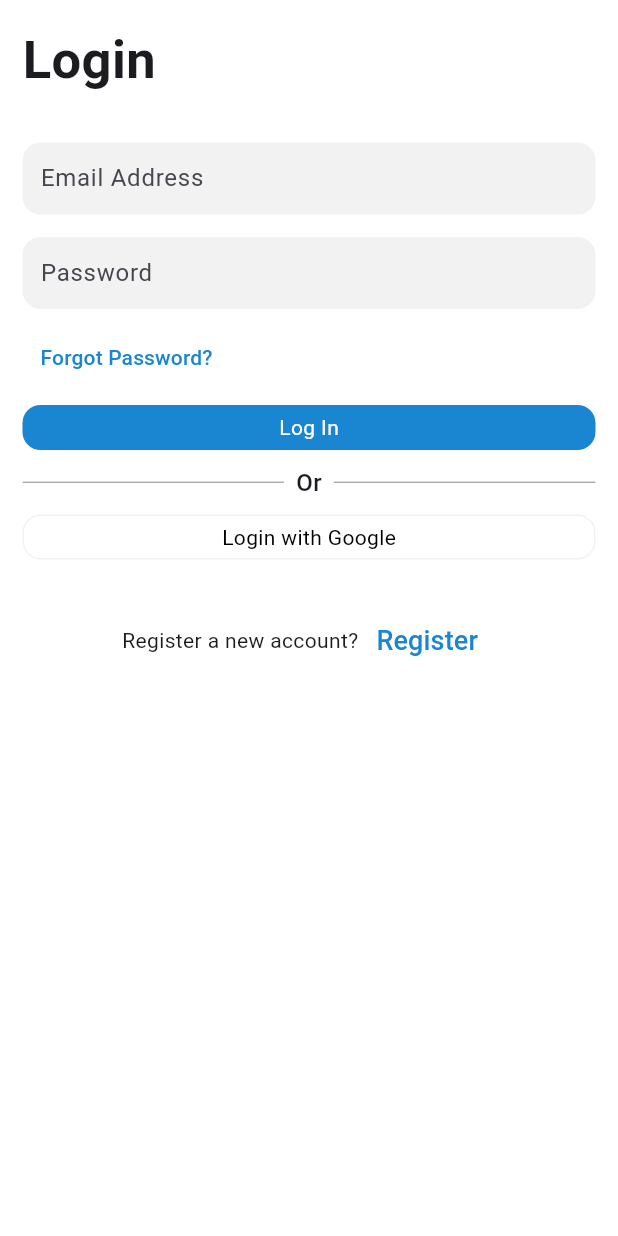
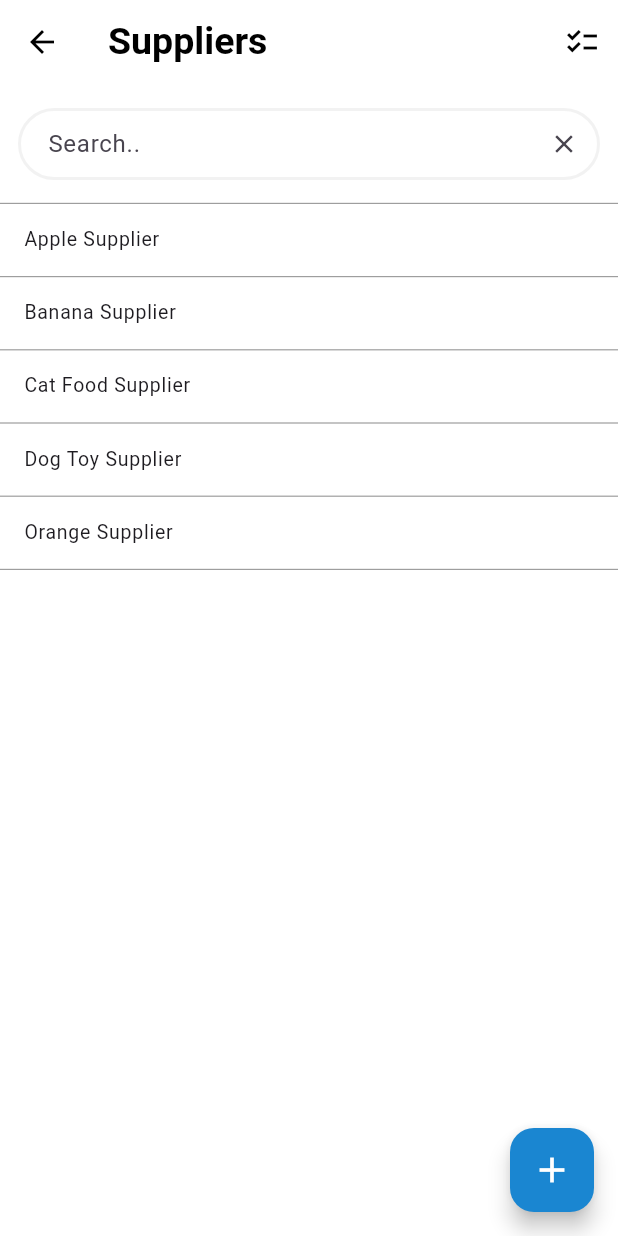
Before and after one commit to KianHe0620/EasyInventory, a Flutter app: the screen it shows after launch, on a phone screen of 412 x 824 dp. Run offline on Flutter 3.47's test engine with Material 3 defaults, Android fonts, the light colour scheme and no system bars; our stand-ins replace firebase_core, get; accounts and stored records are empty.

Commit message:
supplier

```diff
--- a/lib/authentication/register.dart
+++ b/lib/authentication/register.dart
@@ -1,7 +1,7 @@
 import 'package:easyinventory/authentication/Login.dart';
-import 'package:easyinventory/utils/global.colors.dart';
-import 'package:easyinventory/widgets/button.global.dart';
-import 'package:easyinventory/widgets/textForm.global.dart';
+import 'package:easyinventory/view/utils/global.colors.dart';
+import 'package:easyinventory/view/widgets/button.global.dart';
+import 'package:easyinventory/view/widgets/textForm.global.dart';
 import 'package:flutter/material.dart';
 
 class RegisterScreen extends StatelessWidget {
--- /dev/null
+++ b/lib/controller/supplier.controller.dart
@@ -0,0 +1,36 @@
+import 'package:flutter/material.dart';
+
+class SupplierController {
+  final TextEditingController searchController = TextEditingController();
+
+  final List<String> suppliers = [
+    "Apple Supplier",
+    "Banana Supplier",
+    "Cat Food Supplier",
+    "Dog Toy Supplier",
+    "Orange Supplier"
+  ];
+
+  List<String> filteredSuppliers = [];
+
+  SupplierController() {
+    filteredSuppliers = suppliers;
+  }
+
+  // 清空搜索
+  void clearSearch() {
+    searchController.clear();
+    filteredSuppliers = suppliers;
+  }
+
+  // 过滤
+  void filterSuppliers(String query) {
+    if (query.isEmpty) {
+      filteredSuppliers = suppliers;
+    } else {
+      filteredSuppliers = suppliers
+          .where((s) => s.toLowerCase().contains(query.toLowerCase()))
+          .toList();
+    }
+  }
+}
--- a/lib/main.dart
+++ b/lib/main.dart
@@ -1,5 +1,7 @@
 import 'package:easyinventory/authentication/splash.dart';
-import 'package:easyinventory/mainScreen.dart';
+import 'package:easyinventory/view/dashboard.dart';
+import 'package:easyinventory/view/mainScreen.dart';
+import 'package:easyinventory/view/suppliers/suppliers.dart';
 import 'package:flutter/material.dart';
 import 'package:get/get.dart';
 
@@ -17,7 +19,7 @@ class MyApp extends StatelessWidget {
       theme: ThemeData(
         scaffoldBackgroundColor: Colors.white
       ),
-      home: SplashScreen(),
+      home: SuppliersPage(),
     );
   }
 }
--- /dev/null
+++ b/lib/view/suppliers/suppliers.dart
@@ -0,0 +1,95 @@
+import 'package:easyinventory/controller/supplier.controller.dart';
+import 'package:easyinventory/view/suppliers/addSupplier.dart';
+import 'package:easyinventory/view/widgets/appBar.global.dart';
+import 'package:easyinventory/view/widgets/floatingAddBtn.global.dart';
+import 'package:easyinventory/view/widgets/search.global.dart';
+import 'package:flutter/material.dart';
+
+class SuppliersPage extends StatefulWidget {
+  const SuppliersPage({super.key});
+
+  @override
+  State<SuppliersPage> createState() => _SuppliersPageState();
+}
+
+class _SuppliersPageState extends State<SuppliersPage> {
+  final SupplierController _controller = SupplierController();
+
+  @override
+  Widget build(BuildContext context) {
+    return Scaffold(
+      appBar: GlobalAppBar(   // 👈 moved here
+        title: "Suppliers",
+        rightIconBtn: Icons.checklist,
+        onRightButtonPressed: () {
+          // Manage Bulk
+        },
+      ),
+      floatingActionButton: FloatingAddBtn(
+        onPressed: () {
+          Navigator.push(
+            context,
+            MaterialPageRoute(builder: (_) => AddSupplierPage()),
+          );
+        },
+      ),
+      body: Column(
+        crossAxisAlignment: CrossAxisAlignment.start,
+        children: [
+          const SizedBox(height: 16),
+
+          // Search Bar
+          Padding(
+            padding: const EdgeInsets.symmetric(horizontal: 12),
+            child: SearchBarGlobal(
+              controller: _controller.searchController,
+              onChanged: (value) {
+                setState(() {
+                  _controller.filterSuppliers(value);
+                });
+              },
+              onClear: () {
+                setState(() {
+                  _controller.clearSearch();
+                });
+              },
+            ),
+          ),
+
+          const SizedBox(height: 16),
+          const Divider(
+            height: 0,
+            thickness: 0.8,
+            color: Colors.grey,
+          ),
+
+          // Supplier List
+          Expanded(
+            child: ListView.builder(
+              padding: EdgeInsets.zero,
+              itemCount: _controller.filteredSuppliers.length,
+              itemBuilder: (context, index) {
+                final supplier = _controller.filteredSuppliers[index];
+                return Container(
+                  width: double.infinity,
+                  decoration: const BoxDecoration(
+                    border: Border(
+                      bottom: BorderSide(color: Colors.grey, width: 0.8),
+                    ),
+                  ),
+                  child: ListTile(
+                    dense: true,
+                    title: Text(supplier),
+                    onTap: () {
+                      // 点击逻辑
+                    },
+                  ),
+                );
+              },
+            ),
+          ),
+        ],
+      ),
+    );
+  }
+}
--- /dev/null
+++ b/lib/view/widgets/appBar.global.dart
@@ -0,0 +1,38 @@
+import 'package:flutter/material.dart';
+
+class GlobalAppBar extends StatelessWidget implements PreferredSizeWidget{
+  const GlobalAppBar({super.key, required this.title, this.rightIconBtn, this.onRightButtonPressed});
+
+  final String title;
+  final IconData? rightIconBtn;
+  final VoidCallback? onRightButtonPressed;
+
+  @override
+  Widget build(BuildContext context) {
+    return AppBar(
+      leading: IconButton(
+        onPressed: () => Navigator.of(context).pop(),
+        icon: const Icon(Icons.arrow_back)
+      ),
+      title: Text(
+        title,
+        style: const TextStyle(
+          fontWeight: FontWeight.bold,
+          fontSize: 25
+        ),
+      ),
+      actions: [
+        if (rightIconBtn != null)
+        IconButton(
+          onPressed: onRightButtonPressed,
+          icon: Icon(rightIconBtn))
+      ],
+      backgroundColor: Colors.white,
+      elevation: 0,
+      foregroundColor: Colors.black,
+    );
+  }
+
+  @override
+  Size get preferredSize => const Size.fromHeight(kToolbarHeight);
+}
--- a/lib/widgets/bottomNavigationBar.global.dart
+++ b/lib/view/widgets/bottomNavigationBar.global.dart
@@ -1,4 +1,4 @@
-import 'package:easyinventory/utils/global.colors.dart';
+import 'package:easyinventory/view/utils/global.colors.dart';
 import 'package:flutter/material.dart';
 
 class BtmNavigationBar extends StatelessWidget {
--- a/lib/widgets/button.global.dart
+++ b/lib/view/widgets/button.global.dart
@@ -1,5 +1,5 @@
 import 'package:flutter/material.dart';
-import 'package:easyinventory/utils/global.colors.dart';
+import 'package:easyinventory/view/utils/global.colors.dart';
 
 class ButtonGlobal extends StatelessWidget {
   ButtonGlobal({super.key, required this.boxColor, required this.text, required this.textColor, required this.width, required this.onTap});
--- /dev/null
+++ b/lib/view/widgets/floatingAddBtn.global.dart
@@ -0,0 +1,21 @@
+import 'package:easyinventory/view/utils/global.colors.dart';
+import 'package:flutter/material.dart';
+
+class FloatingAddBtn extends StatelessWidget {
+  const FloatingAddBtn({super.key, required this.onPressed});
+
+  final VoidCallback onPressed;
+
+  @override
+  Widget build(BuildContext context) {
+    return FloatingActionButton(
+      onPressed: onPressed,
+      backgroundColor: GlobalColors.mainColor,
+      child: Icon(
+        Icons.add,
+        size: 28,
+        color: Colors.white,
+        ),
+    );
+  }
+}
--- /dev/null
+++ b/lib/view/widgets/search.global.dart
@@ -0,0 +1,40 @@
+import 'package:easyinventory/view/utils/global.colors.dart';
+import 'package:flutter/material.dart';
+
+class SearchBarGlobal extends StatelessWidget {
+  const SearchBarGlobal({super.key, required this.controller, required this.onChanged, required this.onClear});
+
+  final TextEditingController controller;
+  final ValueChanged<String> onChanged;
+  final VoidCallback onClear;
+
+  @override
+  Widget build(BuildContext context) {
+    return TextField(
+      controller: controller,
+      onChanged: onChanged,
+      decoration: InputDecoration(
+        hintText: "Search..",
+        suffixIcon: IconButton(
+          onPressed: onClear,
+          icon: Icon(Icons.close,size: 20,)
+        ),
+        enabledBorder: OutlineInputBorder(
+          borderRadius: BorderRadius.circular(25),
+          borderSide: BorderSide(
+            color: GlobalColors.textFieldColor,
+            width: 2
+          ),
+        ),
+        focusedBorder: OutlineInputBorder(
+          borderRadius: BorderRadius.circular(25),
+          borderSide: BorderSide(
+            color: GlobalColors.textFieldColor,
+            width: 2
+          ),
+        ),
+        contentPadding: const EdgeInsets.symmetric(horizontal: 16),
+      ),
+    );
+  }
+}
--- a/lib/widgets/textForm.global.dart
+++ /dev/null
@@ -1,31 +0,0 @@
-import 'package:flutter/material.dart';
-import 'package:easyinventory/utils/global.colors.dart';
-
-class TextForm extends StatelessWidget {
-  const TextForm({super.key, required this.controller, required this.text, required this.textInputType, required this.obscure});
-  final TextEditingController controller;
-  final String text;
-  final TextInputType textInputType;
-  final bool obscure;
-
-  @override
-  Widget build(BuildContext context) {
-    return Container(
-      decoration: BoxDecoration(
-        color: GlobalColors.textFieldColor,
-        borderRadius: BorderRadius.circular(12),
-      ),
-      child: TextFormField(
-        controller: controller,
-        keyboardType: textInputType,
-        obscureText: obscure,
-        decoration: InputDecoration(
-          hintText: text,
-          hintStyle: TextStyle(fontWeight: FontWeight.w400),
-          border: InputBorder.none,
-          contentPadding: const EdgeInsets.symmetric(horizontal: 12),
-        ),
-      ),
-    );
-  }
-}
```
Also changed, not shown: lib/authentication/login.dart (+4 -4 lines), lib/view/dashboard.dart (renamed from lib/dashboard.dart, +6 -2 lines), lib/view/mainScreen.dart (renamed from lib/mainScreen.dart, +5 -5 lines), lib/view/suppliers/addSupplier.dart (added, +108 -0 lines), lib/view/widgets/textForm.global.dart (added, +50 -0 lines), lib/view/items/items.dart (renamed from lib/items.dart), lib/view/sell/sell.dart (renamed from lib/sell.dart), lib/view/settings/settings.dart (renamed from lib/settings.dart), lib/view/utils/global.colors.dart (renamed from lib/utils/global.colors.dart).
